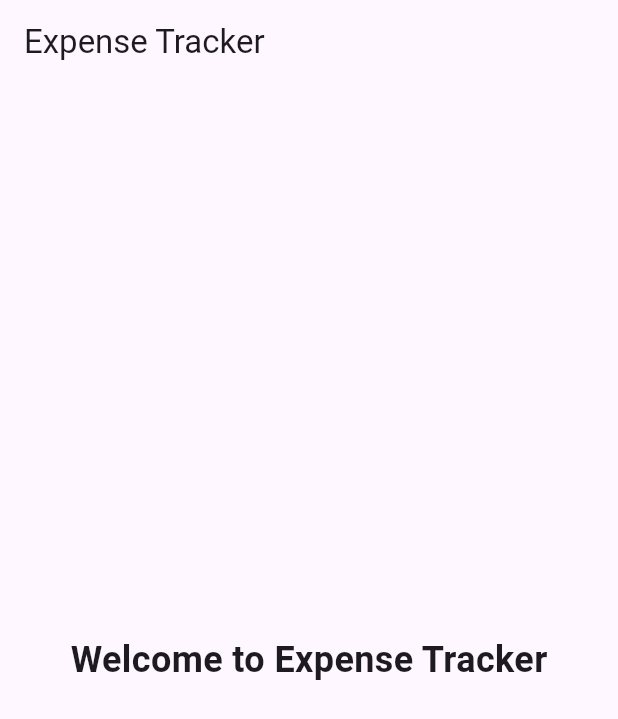
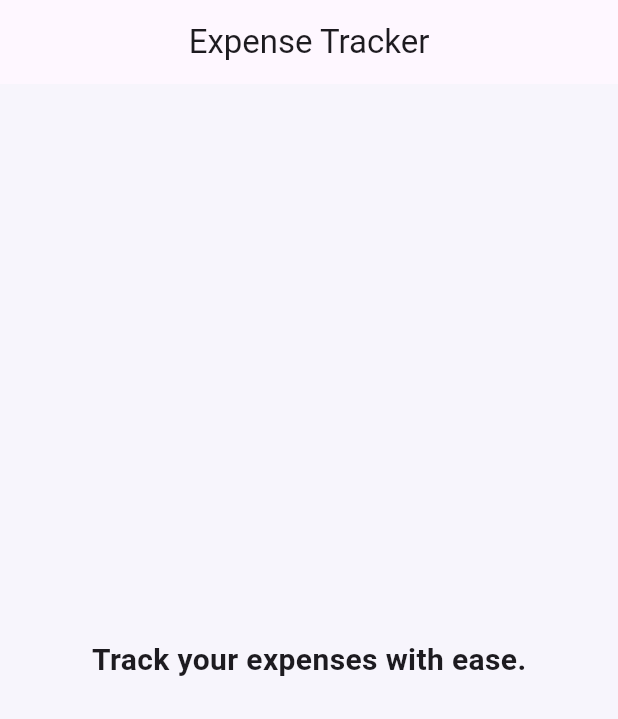
Before and after one commit to AsianGnome/CSIT284-Rivera, a Flutter app: the screen it shows after launch, on a phone screen of 412 x 824 dp. Shown: the top 719 px of the screen. Run offline on Flutter 3.47's test engine with Material 3 defaults, Android fonts, the light colour scheme and no system bars.

Commit message:
Add custom app theme

```diff
--- a/lib/main.dart
+++ b/lib/main.dart
@@ -1,27 +1,46 @@
 import 'package:flutter/material.dart';
 
 void main() {
-  runApp(const ExpenseTracker());
+  runApp(const ExpenseTrackerApp());
 }
 
-class ExpenseTracker extends StatelessWidget {
-  const ExpenseTracker({super.key});
+class ExpenseTrackerApp extends StatelessWidget {
+  const ExpenseTrackerApp({super.key});
 
   @override
   Widget build(BuildContext context) {
     return MaterialApp(
       debugShowCheckedModeBanner: false,
       title: 'Expense Tracker',
+      theme: ThemeData(
+        useMaterial3: true,
+        colorScheme: ColorScheme.fromSeed(
+          seedColor: Colors.deepPurple,
+          brightness: Brightness.light,
+        ),
+        scaffoldBackgroundColor: const Color(0xFFF7F5FC),
+        appBarTheme: const AppBarTheme(
+          centerTitle: true,
+          elevation: 0,
+        ),
+        cardTheme: const CardThemeData(
+          elevation: 2,
+          margin: EdgeInsets.symmetric(
+            horizontal: 16,
+            vertical: 8,
+          ),
+        ),
+      ),
       home: Scaffold(
         appBar: AppBar(
           title: const Text('Expense Tracker'),
         ),
         body: const Center(
           child: Text(
-            'Welcome to Expense Tracker',
+            'Track your expenses with ease.',
             style: TextStyle(
-              fontSize: 24,
-              fontWeight: FontWeight.bold,
+              fontSize: 20,
+              fontWeight: FontWeight.w600,
             ),
           ),
         ),
```
